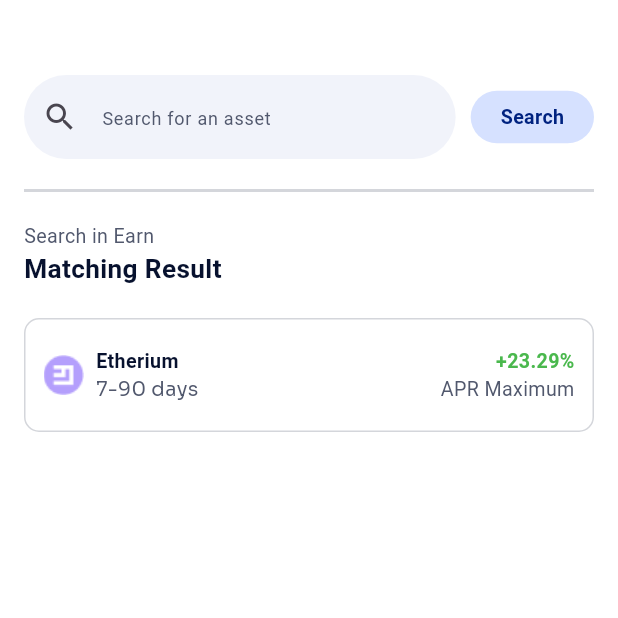
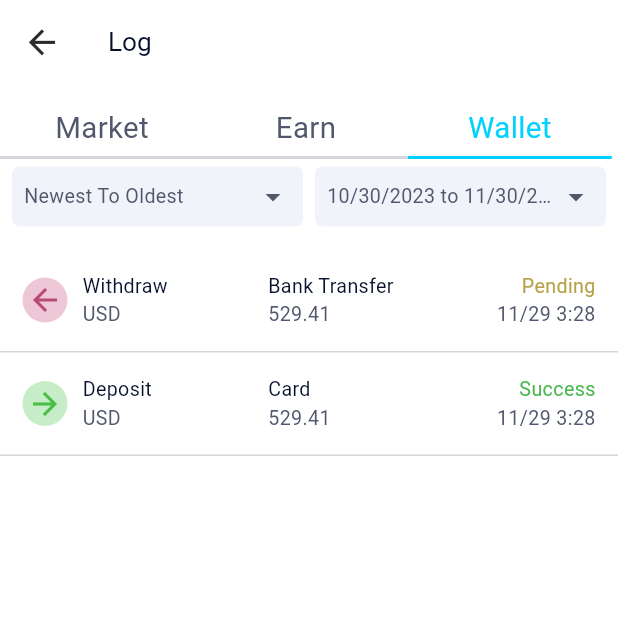
Before and after one commit to North-Star-Metrics-dev/ntsmetrics, a Flutter app: the screen it shows after launch, on a phone screen of 412 x 824 dp, the top half of it. Run offline on Flutter 3.47's test engine with Material 3 defaults, Android fonts, the phone set to English and light mode, and no system bars; our stand-ins replace google_fonts, intl_phone_number_input, pin_code_fields; Roboto replaces fonts that are missing (Alata); project files that could hold a hidden picture were left out.

Commit message:
wallet_log_screen added

```diff
--- a/lib/main.dart
+++ b/lib/main.dart
@@ -1,6 +1,5 @@
 import 'package:flutter/material.dart';
-import 'package:ntsmetrics/earnsearch/view/earn_search_screen.dart';
-import 'package:ntsmetrics/wallet/view/wallet_screen.dart';
+import 'package:ntsmetrics/walletlog/view/wallet_log_screen.dart';
 
 
 
@@ -14,7 +13,7 @@
   Widget build(BuildContext context) {
     return MaterialApp(
       debugShowCheckedModeBanner: false,
-      home: EarnSearchScreen() ,
+      home: WalletLogScreen() ,
     );
   }
 }
--- /dev/null
+++ b/lib/walletlog/view/list.dart
@@ -0,0 +1,150 @@
+import 'package:flutter/cupertino.dart';
+import 'package:flutter/material.dart';
+import 'package:google_fonts/google_fonts.dart';
+
+class WalletLogScreenList extends StatelessWidget {
+  final String r1c1;
+  final String r1c2;
+  final String r2c1;
+  final String r2c2;
+  final String r3c1;
+  final String r3c2;
+  final IconData icon;
+
+  const WalletLogScreenList({
+    required this.r1c1,
+    required this.r1c2,
+    required this.r2c1,
+    required this.r2c2,
+    required this.r3c1,
+    required this.r3c2,
+    required this.icon
+});
+
+  @override
+  Widget build(BuildContext context) {
+    double width = MediaQuery.of(context).size.width;
+    return Container(
+      color: Colors.transparent,
+      child: Column(
+        children: [
+          Padding(
+            padding: const EdgeInsets.symmetric(horizontal: 15, vertical: 15),
+            child: Row(
+              mainAxisAlignment: MainAxisAlignment.spaceBetween,
+              children: [
+                Expanded(
+                  flex: 3,
+                  child: Row(
+                    children: [
+                      Container(
+                        height: 30,
+                        width: 30,
+                        decoration: BoxDecoration(
+                            borderRadius: BorderRadius.circular(50),
+                            color: icon == Icons.arrow_back_outlined ? Color(0xFFEDC7D5) : Color(0xFFC7EDC8)
+                        ),
+                        child: Center(
+                          child: Icon(icon,
+                            color: icon == Icons.arrow_back_outlined ? Color(0xFFB84A72) : Color(0xFF4ABD48)
+                          ),
+                        ),
+                      ),
+                      Padding(
+                        padding: const EdgeInsets.only(left: 10),
+                        child: Column(
+                          crossAxisAlignment: CrossAxisAlignment.start,
+                          children: [
+                            ConstrainedBox(
+                              constraints: BoxConstraints(maxWidth: width * 0.25),
+                              child: Text(
+                                r1c1,
+                                style: GoogleFonts.alata(
+                                  fontWeight: FontWeight.w400,
+                                  fontSize: 13.1,
+                                  color: Color(0xFF07112E),
+                                ),
+                                overflow: TextOverflow.ellipsis,
+                              ),
+                            ),
+                            ConstrainedBox(
+                              constraints: BoxConstraints(maxWidth: width * 0.25),
+                              child: Text(
+                                r1c2,
+                                style: GoogleFonts.alata(
+                                  fontWeight: FontWeight.w400,
+                                  fontSize: 13.1,
+                                  color: Color(0xFF51586D),
+                                ),
+                                overflow: TextOverflow.ellipsis,
+                              ),
+                            ),
+                          ],
+                        ),
+                      ),
+                    ],
+                  ),
+                ),
+                Expanded(
+                  flex: 2,
+                  child: Column(
+                    crossAxisAlignment: CrossAxisAlignment.start,
+                    children: [
+                      Text(
+                        r2c1,
+                        style: GoogleFonts.alata(
+                          fontWeight: FontWeight.w400,
+                          fontSize: 13.1,
+                          color: Color(0xFF07112E),
+                        ),
+                      ),
+                      Text(
+                        r2c2,
+                        style: GoogleFonts.alata(
+                          fontWeight: FontWeight.w400,
+                          fontSize: 13.1,
+                          color: Color(0xFF51586D),
+                        ),
+                      ),
+                    ],
+                  ),
+                ),
+                Expanded(
+                  flex: 2,
+                  child: Column(
+                    crossAxisAlignment: CrossAxisAlignment.end,
+                    children: [
+                      Text(
+                        r3c1,
+                        style: GoogleFonts.alata(
+                          fontWeight: FontWeight.w400,
+                          fontSize: 13.1,
+                          color: r3c1 == "Pending" ? Color(0xFFB8A24A) : Color(0xFF4AB84D),
+                        ),
+                        overflow: TextOverflow.ellipsis,
+                      ),
+                      Text(
+                        r3c2,
+                        style: GoogleFonts.alata(
+                          fontWeight: FontWeight.w400,
+                          fontSize: 13.1,
+                          color: Color(0xFF51586D),
+                        ),
+                        overflow: TextOverflow.ellipsis,
+                      ),
+                    ],
+                  ),
+                ),
+              ],
+            ),
+          ),
+          Container(
+            height: 1,
+            width: double.infinity,
+            color: Color(0xFFD4D6DB),
+          ),
+        ],
+      ),
+    );
+  }
+}
--- /dev/null
+++ b/lib/walletlog/view/wallet_log_screen.dart
@@ -0,0 +1,252 @@
+import 'package:flutter/cupertino.dart';
+import 'package:flutter/material.dart';
+import 'package:google_fonts/google_fonts.dart';
+import 'package:ntsmetrics/walletlog/view/list.dart';
+
+class WalletLogScreen extends StatefulWidget {
+  const WalletLogScreen({super.key});
+
+  @override
+  State<WalletLogScreen> createState() => _WalletLogScreenState();
+}
+
+class _WalletLogScreenState extends State<WalletLogScreen> {
+  int selectedIndex = 2;
+  @override
+  Widget build(BuildContext context) {
+    double width = MediaQuery.of(context).size.width;
+    return Scaffold(
+      backgroundColor: Colors.white,
+      appBar: AppBar(
+        leading: IconButton(
+          icon: Icon(Icons.arrow_back,
+            color: Color(0xFF2C2C2C),
+            size: 26.2,
+          ),
+          onPressed: () {
+            // Handle back button press
+          },
+        ),
+        title: Text('Log',
+          style: GoogleFonts.alata(
+            fontSize: 17.47,
+            fontWeight: FontWeight.w400,
+            color: Color(0xFF07112E),
+          ),
+        ),
+        backgroundColor: Colors.white,
+      ),
+      body:
+      Column(
+        children: [
+          SizedBox(
+            height: 15,
+          ),
+
+          //market,earn,wallet button
+          Row(
+            children: [
+              InkWell(
+                onTap: () {
+                  setState(() {
+                    selectedIndex = 0;
+                  });
+                },
+                child: Column(
+                  mainAxisAlignment: MainAxisAlignment.center,
+                  children: [
+                    Text(
+                      "Market",
+                      style: GoogleFonts.alata(
+                          color: selectedIndex == 0 ? Color(0xFF00D1FF) : Color(0xFF51586D),
+                          fontWeight: FontWeight.w400,
+                          fontSize: 19.65
+                      ),
+                    ),
+                    SizedBox(height: 5),
+                    if (selectedIndex == 0)
+                      Container(
+                        height: 2,
+                        width: width * 0.33,
+                        color: Color(0xFF00D1FF),
+                      )
+                    else
+                      Container(
+                        height: 2,
+                        width: width * 0.33,
+                        color: Color(0xFFD4D6DB),
+                      )
+                  ],
+                ),
+              ),
+              InkWell(
+                onTap: () {
+                  setState(() {
+                    selectedIndex = 1;
+                  });
+                },
+                child: Column(
+                  mainAxisAlignment: MainAxisAlignment.center,
+                  children: [
+                    Text(
+                      "Earn",
+                      style: GoogleFonts.alata(
+                          color: selectedIndex == 1 ? Color(0xFF00D1FF) : Color(0xFF51586D),
+                          fontWeight: FontWeight.w400,
+                          fontSize: 19.65
+                      ),
+                    ),
+                    SizedBox(height: 5),
+                    if (selectedIndex == 1)
+                      Container(
+                        height: 2,
+                        width: width * 0.33,
+                        color: Color(0xFF00D1FF),
+                      )
+                    else
+                      Container(
+                        height: 2,
+                        width: width * 0.33,
+                        color: Color(0xFFD4D6DB),
+                      )
+                  ],
+                ),
+              ),
+              InkWell(
+                onTap: () {
+                  setState(() {
+                    selectedIndex = 2;
+                  });
+                },
+                child: Column(
+                  mainAxisAlignment: MainAxisAlignment.center,
+                  children: [
+                    Text(
+                      "Wallet",
+                      style: GoogleFonts.alata(
+                          color: selectedIndex == 2 ? Color(0xFF00D1FF) : Color(0xFF51586D),
+                          fontWeight: FontWeight.w400,
+                          fontSize: 19.65
+                      ),
+                    ),
+                    SizedBox(height: 5),
+                    if (selectedIndex == 2)
+                      Container(
+                        height: 2,
+                        width: width * 0.33,
+                        color: Color(0xFF00D1FF),
+                      )
+                    else
+                      Container(
+                        height: 2,
+                        width: width * 0.34,
+                        color: Color(0xFFD4D6DB),
+                      )
+                  ],
+                ),
+              ),
+            ],
+          ),
+
+          SizedBox(
+            height: 5,
+          ),
+
+          //newest to oldest,and the date dropdown
+          Row(
+            mainAxisAlignment: MainAxisAlignment.spaceEvenly,
+            children: [
+              SizedBox(width: 8),
+              Expanded(
+                flex: 1,
+                child: Container(
+                  decoration: BoxDecoration(
+                    color: Color(0xFFF1F3FA),
+                    borderRadius: BorderRadius.circular(5),
+                  ),
+                  child: Padding(
+                    padding: const EdgeInsets.symmetric(horizontal: 8, vertical: 8),
+                    child: Row(
+                      mainAxisAlignment: MainAxisAlignment.spaceBetween,
+                      children: [
+                        Flexible(
+                          child: Text(
+                            "Newest To Oldest",
+                            style: GoogleFonts.alata(
+                              fontWeight: FontWeight.w400,
+                              fontSize: 13.1,
+                              color: Color(0xFF51586D),
+                            ),
+                            overflow: TextOverflow.ellipsis, // Ensure text doesn't overflow
+                          ),
+                        ),
+                        Icon(Icons.arrow_drop_down, color: Color(0xFF51586D)),
+                      ],
+                    ),
+                  ),
+                ),
+              ),
+              SizedBox(width: 8), // Add a bit of spacing between the containers
+              Expanded(
+                flex: 1,
+                child: Container(
+                  decoration: BoxDecoration(
+                    color: Color(0xFFF1F3FA),
+                    borderRadius: BorderRadius.circular(5),
+                  ),
+                  child: Padding(
+                    padding: const EdgeInsets.symmetric(horizontal: 8, vertical: 8),
+                    child: Row(
+                      mainAxisAlignment: MainAxisAlignment.spaceBetween,
+                      children: [
+                        Flexible(
+                          child: Text(
+                            "10/30/2023 to 11/30/2023",
+                            style: GoogleFonts.alata(
+                              fontWeight: FontWeight.w400,
+                              fontSize: 13.1,
+                              color: Color(0xFF51586D),
+                            ),
+                            overflow: TextOverflow.ellipsis, // Ensure text doesn't overflow
+                          ),
+                        ),
+                        Icon(Icons.arrow_drop_down, color: Color(0xFF51586D)),
+                      ],
+                    ),
+                  ),
+                ),
+              ),
+              SizedBox(width: 8),
+            ],
+          ),
+
+          SizedBox(
+            height: 15,
+          ),
+
+          //lists
+
+          WalletLogScreenList(
+              r1c1: "Withdraw",
+              r1c2: "USD",
+              r2c1: "Bank Transfer",
+              r2c2: "529.41",
+              r3c1: "Pending",
+              r3c2: "11/29 3:28",
+              icon: Icons.arrow_back_outlined
+          ),
+
+          WalletLogScreenList(
+              r1c1: "Deposit",
+              r1c2: "USD",
+              r2c1: "Card",
+              r2c2: "529.41",
+              r3c1: "Success",
+              r3c2: "11/29 3:28",
+              icon: Icons.arrow_forward
+          )
+        ],
+      ),
+    );
+  }
+}
```
